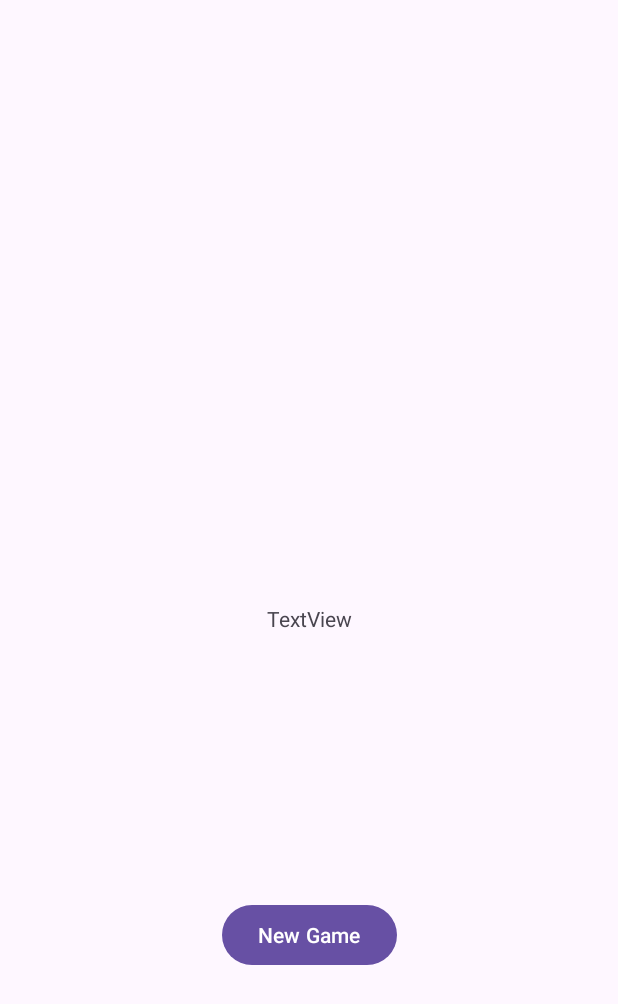
After one commit to emmakujala/MAMN01-surux, an Android app: the GameOverActivity screen opened directly, with no data from a screen before it, on a phone screen of 412 x 824 dp. The commit adds this screen. Shown: the top 1004 px of the screen. Run offline under Robolectric (Android 15) with nearby library versions, the phone set to English and light mode, and no system bars; 1 statement that could not run was skipped.

Commit message:
Adds gameplay mechanics

```diff
--- a/app/src/main/AndroidManifest.xml
+++ b/app/src/main/AndroidManifest.xml
@@ -22,6 +22,9 @@
         android:supportsRtl="true"
         android:theme="@style/Theme.GeoBird"
         tools:targetApi="31">
+        <activity
+            android:name=".GameOverActivity"
+            android:exported="false" />
         <activity
             android:name=".InfoPageActivity"
             android:exported="false" />
--- /dev/null
+++ b/app/src/main/java/com/example/geobird/GameOverActivity.java
@@ -0,0 +1,26 @@
+package com.example.geobird;
+
+import androidx.appcompat.app.AppCompatActivity;
+
+import android.content.Intent;
+import android.os.Bundle;
+import android.view.View;
+import android.widget.Button;
+import android.widget.TextView;
+
+public class GameOverActivity extends AppCompatActivity {
+
+    @Override
+    protected void onCreate(Bundle savedInstanceState) {
+        super.onCreate(savedInstanceState);
+        setContentView(R.layout.activity_game_over);
+        TextView gameOver = findViewById(R.id.gameOver);
+        gameOver.setText("You got " + getIntent().getExtras().getString("points") + " points");
+
+        Button reStart = findViewById(R.id.button3);
+        reStart.setOnClickListener(v -> {
+            Intent intent = new Intent(GameOverActivity.this, MapsActivity.class);
+            GameOverActivity.this.startActivity(intent);
+        });
+    }
+}
--- a/app/src/main/java/com/example/geobird/MainActivity.java
+++ b/app/src/main/java/com/example/geobird/MainActivity.java
@@ -16,16 +16,16 @@ public class MainActivity extends AppCompatActivity  {
     protected void onCreate(Bundle savedInstanceState) {
         super.onCreate(savedInstanceState);
         setContentView(R.layout.activity_main);
-        mDetector = new GestureDetectorCompat(this, new SwipeDetector(this));
+        //mDetector = new GestureDetectorCompat(this, new SwipeDetector(this));
     }
 
-    @Override
+    /**@Override
     public boolean onTouchEvent(MotionEvent event){
         if (this.mDetector.onTouchEvent(event)) {
             return true;
         }
         return super.onTouchEvent(event);
-    }
+    }*/
 
     public void click(View v) {
         Intent intent = new Intent(MainActivity.this, InfoPageActivity.class);
--- /dev/null
+++ b/app/src/main/res/layout/activity_game_over.xml
@@ -0,0 +1,28 @@
+<?xml version="1.0" encoding="utf-8"?>
+<androidx.constraintlayout.widget.ConstraintLayout xmlns:android="http://schemas.android.com/apk/res/android"
+    xmlns:app="http://schemas.android.com/apk/res-auto"
+    xmlns:tools="http://schemas.android.com/tools"
+    android:layout_width="match_parent"
+    android:layout_height="match_parent"
+    tools:context=".GameOverActivity">
+
+    <TextView
+        android:id="@+id/gameOver"
+        android:layout_width="wrap_content"
+        android:layout_height="wrap_content"
+        android:text="TextView"
+        app:layout_constraintBottom_toBottomOf="parent"
+        app:layout_constraintEnd_toEndOf="parent"
+        app:layout_constraintStart_toStartOf="parent"
+        app:layout_constraintTop_toTopOf="parent" />
+
+    <Button
+        android:id="@+id/button3"
+        android:layout_width="wrap_content"
+        android:layout_height="wrap_content"
+        android:text="New Game"
+        app:layout_constraintBottom_toBottomOf="parent"
+        app:layout_constraintEnd_toEndOf="parent"
+        app:layout_constraintStart_toStartOf="parent"
+        app:layout_constraintTop_toBottomOf="@+id/gameOver" />
+</androidx.constraintlayout.widget.ConstraintLayout>
--- /dev/null
+++ b/app/src/main/res/values/ids.xml
@@ -0,0 +1,4 @@
+<?xml version="1.0" encoding="utf-8"?>
+<resources>
+    <item name="Points" type="id" />
+</resources>
```
Also changed, not shown: app/src/main/java/com/example/geobird/Bird.java (+4 -3 lines), app/src/main/java/com/example/geobird/GameController.java (added, +70 -0 lines), app/src/main/java/com/example/geobird/GamePlay.java (added, +68 -0 lines), app/src/main/java/com/example/geobird/MapsActivity.java (+53 -14 lines), app/src/main/java/com/example/geobird/SwipeDectector.java (+12 -2 lines), app/src/main/res/layout/activity_maps.xml (+47 -0 lines).
